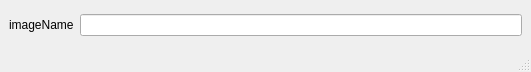
The window that rbhusUI/lib/rbhusHostEditMod.ui (aumanimationstudios/rbhus) describes before a commit, drawn with Qt 5.
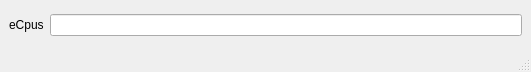
The same window after the commit.

```diff
--- a/rbhusUI/lib/rbhusHostEditMod.ui
+++ b/rbhusUI/lib/rbhusHostEditMod.ui
@@ -39,7 +39,7 @@
        </sizepolicy>
       </property>
       <property name="text">
-       <string>imageName</string>
+       <string>eCpus</string>
       </property>
      </widget>
     </item>
```
